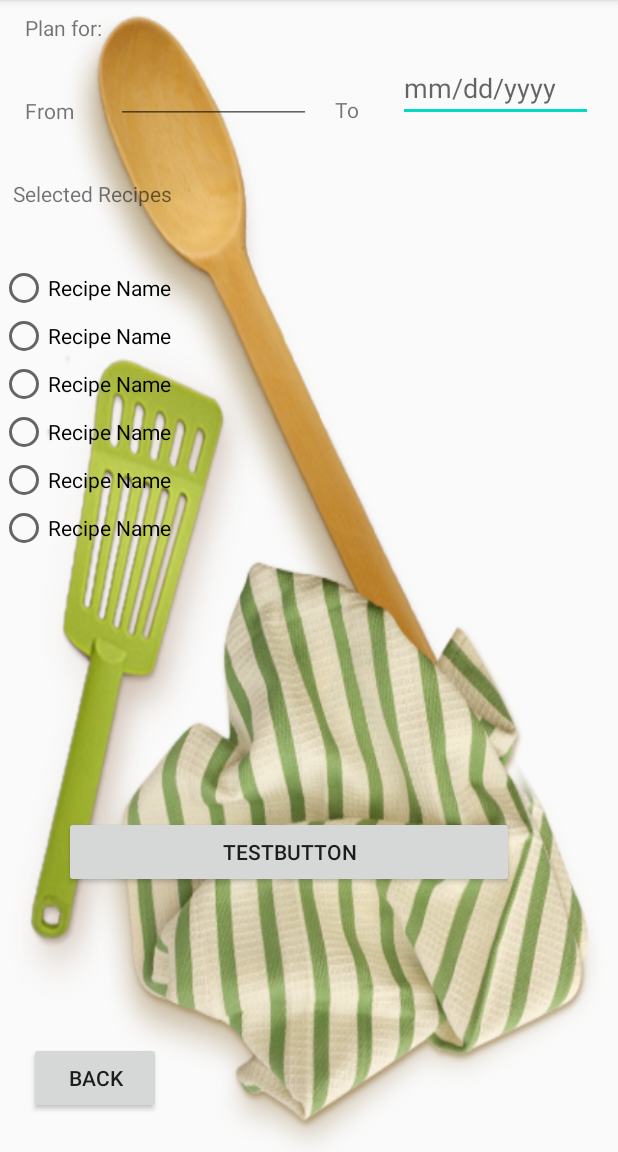
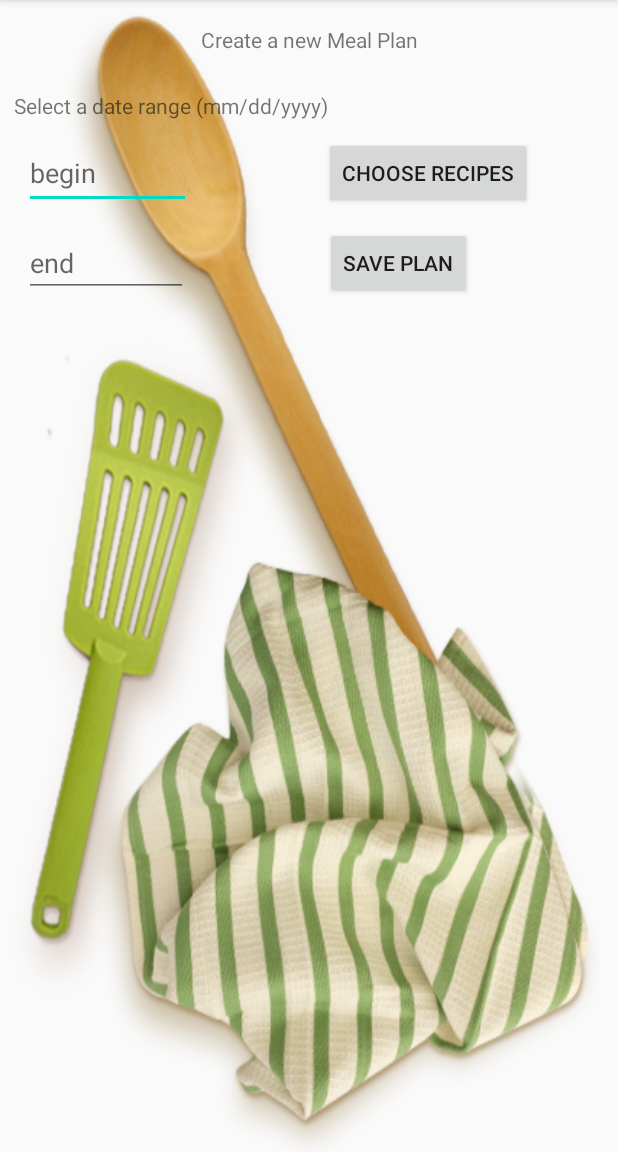
Before and after one commit to barneshn2/MealPlanner, an Android app: the Addaplan screen opened directly, with no data from a screen before it, on a phone screen of 412 x 824 dp, the part 84-1236 px from its top. Run offline under Robolectric (Android 15) with nearby library versions, the phone set to English and light mode, and no system bars.

Commit message:
- Updated addplan.xml layout

```diff
--- a/app/src/main/res/layout/addplan.xml
+++ b/app/src/main/res/layout/addplan.xml
@@ -6,141 +6,81 @@
     android:background="@drawable/app"
     android:layout_height="match_parent">
 
-    <Button
-        android:id="@+id/button3"
-        android:layout_width="300dp"
+    <TextView
+        android:id="@+id/textView2"
+        android:layout_width="wrap_content"
         android:layout_height="wrap_content"
-        android:text="@string/testbutton"
+        android:text="@string/create_a_new_meal_plan"
         app:layout_constraintBottom_toBottomOf="parent"
         app:layout_constraintEnd_toEndOf="parent"
-        app:layout_constraintHorizontal_bias="0.378"
         app:layout_constraintStart_toStartOf="parent"
-        app:layout_constraintTop_toBottomOf="@+id/radioGroup8"
-        tools:text="Generate" />
-
-    <RadioGroup
-        android:id="@+id/radioGroup8"
-        android:layout_width="0dp"
-        android:layout_height="wrap_content"
-        app:layout_constraintBottom_toTopOf="@+id/button3"
-        app:layout_constraintEnd_toEndOf="parent"
-        app:layout_constraintStart_toStartOf="parent"
-        app:layout_constraintTop_toTopOf="parent">
-
-        <RadioButton
-            android:id="@+id/radioButton"
-            android:layout_width="match_parent"
-            android:layout_height="wrap_content"
-            android:text="Recipe Name" />
-
-        <RadioButton
-            android:id="@+id/radioButton2"
-            android:layout_width="match_parent"
-            android:layout_height="wrap_content"
-            android:text="@string/recipe_name" />
-
-        <RadioButton
-            android:id="@+id/radioButton3"
-            android:layout_width="match_parent"
-            android:layout_height="wrap_content"
-            android:text="Recipe Name" />
-
-        <RadioButton
-            android:id="@+id/radioButton4"
-            android:layout_width="match_parent"
-            android:layout_height="wrap_content"
-            android:text="Recipe Name" />
-
-        <RadioButton
-            android:id="@+id/radioButton5"
-            android:layout_width="match_parent"
-            android:layout_height="wrap_content"
-            android:text="Recipe Name" />
-
-        <RadioButton
-            android:id="@+id/radioButton6"
-            android:layout_width="match_parent"
-            android:layout_height="wrap_content"
-            android:text="Recipe Name" />
-    </RadioGroup>
+        app:layout_constraintTop_toTopOf="parent"
+        app:layout_constraintVertical_bias="0.022" />
 
     <TextView
-        android:id="@+id/textView2"
-        android:layout_width="52dp"
-        android:layout_height="wrap_content"
-        android:layout_marginEnd="327dp"
-        android:text="Plan for:"
-        app:layout_constraintBottom_toTopOf="@+id/editTextDate2"
+        android:id="@+id/textView3"
+        android:layout_width="318dp"
+        android:layout_height="19dp"
+        android:text="@string/select_a_date_range_mm_dd_yyyy"
+        app:layout_constraintBottom_toBottomOf="parent"
         app:layout_constraintEnd_toEndOf="parent"
+        app:layout_constraintHorizontal_bias="0.097"
         app:layout_constraintStart_toStartOf="parent"
-        app:layout_constraintTop_toTopOf="parent" />
+        app:layout_constraintTop_toBottomOf="@+id/textView2"
+        app:layout_constraintVertical_bias="0.035" />
 
     <EditText
         android:id="@+id/editTextDate"
-        android:layout_width="130dp"
-        android:layout_height="wrap_content"
-        android:autofillHints=""
+        android:layout_width="111dp"
+        android:layout_height="48dp"
         android:ems="10"
-        android:hint="mm/dd/yyyy"
+        android:hint="@string/begin"
         android:inputType="date"
-        app:layout_constraintBottom_toTopOf="@+id/radioGroup8"
+        app:layout_constraintBottom_toBottomOf="parent"
         app:layout_constraintEnd_toEndOf="parent"
-        app:layout_constraintStart_toEndOf="@+id/textView4"
-        app:layout_constraintTop_toTopOf="parent"
-        app:layout_constraintVertical_bias="0.277" />
+        app:layout_constraintHorizontal_bias="0.053"
+        app:layout_constraintStart_toStartOf="parent"
+        app:layout_constraintTop_toBottomOf="@+id/textView3"
+        app:layout_constraintVertical_bias="0.018"
+        android:autofillHints="" />
 
     <EditText
-        android:id="@+id/editTextDate2"
-        android:layout_width="130dp"
-        android:layout_height="wrap_content"
-        android:autofillHints=""
+        android:id="@+id/editTextDate5"
+        android:layout_width="109dp"
+        android:layout_height="45dp"
         android:ems="10"
+        android:hint="@string/end"
         android:inputType="date"
-        app:layout_constraintBottom_toTopOf="@+id/textView5"
-        app:layout_constraintEnd_toStartOf="@+id/textView4"
-        app:layout_constraintStart_toEndOf="@+id/textView3"
-        app:layout_constraintTop_toTopOf="parent" />
-
-    <TextView
-        android:id="@+id/textView3"
-        android:layout_width="44dp"
-        android:layout_height="19dp"
-        android:text="From"
-        app:layout_constraintBottom_toTopOf="@+id/textView5"
-        app:layout_constraintEnd_toStartOf="@+id/editTextDate2"
+        app:layout_constraintBottom_toBottomOf="parent"
+        app:layout_constraintEnd_toEndOf="parent"
+        app:layout_constraintHorizontal_bias="0.052"
         app:layout_constraintStart_toStartOf="parent"
-        app:layout_constraintTop_toBottomOf="@+id/textView2" />
-
-    <TextView
-        android:id="@+id/textView4"
-        android:layout_width="25dp"
-        android:layout_height="wrap_content"
-        android:text="To"
-        app:layout_constraintBottom_toTopOf="@+id/radioGroup8"
-        app:layout_constraintEnd_toStartOf="@+id/editTextDate"
-        app:layout_constraintStart_toEndOf="@+id/editTextDate2"
-        app:layout_constraintTop_toTopOf="parent"
-        app:layout_constraintVertical_bias="0.406" />
-
-    <TextView
-        android:id="@+id/textView5"
-        android:layout_width="108dp"
-        android:layout_height="wrap_content"
-        android:layout_marginEnd="287dp"
-        android:text="@string/selected_recipes"
-        app:layout_constraintBottom_toTopOf="@+id/radioGroup8"
-        app:layout_constraintEnd_toEndOf="parent"
-        app:layout_constraintStart_toStartOf="parent"
-        app:layout_constraintTop_toBottomOf="@+id/editTextDate2" />
+        app:layout_constraintTop_toBottomOf="@+id/editTextDate"
+        app:layout_constraintVertical_bias="0.023"
+        android:autofillHints="" />
 
     <Button
-        android:id="@+id/Bck"
+        android:id="@+id/button9"
         android:layout_width="wrap_content"
         android:layout_height="wrap_content"
-        android:layout_marginStart="19dp"
-        android:layout_marginBottom="25dp"
-        android:onClick="backbtn"
-        android:text="Back"
+        android:text="@string/choose_recipes"
         app:layout_constraintBottom_toBottomOf="parent"
-        app:layout_constraintStart_toStartOf="parent" />
+        app:layout_constraintEnd_toEndOf="parent"
+        app:layout_constraintHorizontal_bias="0.609"
+        app:layout_constraintStart_toEndOf="@+id/editTextDate"
+        app:layout_constraintTop_toBottomOf="@+id/textView3"
+        app:layout_constraintVertical_bias="0.018" />
+
+    <Button
+        android:id="@+id/button11"
+        android:layout_width="wrap_content"
+        android:layout_height="wrap_content"
+        android:text="@string/save_plan"
+        app:layout_constraintBottom_toBottomOf="parent"
+        app:layout_constraintEnd_toEndOf="parent"
+        app:layout_constraintHorizontal_bias="0.484"
+        app:layout_constraintStart_toEndOf="@+id/editTextDate5"
+        app:layout_constraintTop_toBottomOf="@+id/button9"
+        app:layout_constraintVertical_bias="0.021" />
+
 </androidx.constraintlayout.widget.ConstraintLayout>
--- a/app/src/main/res/values/strings.xml
+++ b/app/src/main/res/values/strings.xml
@@ -8,5 +8,11 @@
     <string name="delete_a_plan">Delete a plan</string>
     <string name="recipe_name">Recipe Name</string>
     <string name="selected_recipes">Selected Recipes</string>
+    <string name="create_a_new_meal_plan">Create a new Meal Plan</string>
+    <string name="select_a_date_range_mm_dd_yyyy">Select a date range (mm/dd/yyyy)</string>
+    <string name="begin">begin</string>
+    <string name="end">end</string>
+    <string name="choose_recipes">Choose recipes</string>
+    <string name="save_plan">Save Plan</string>
 
 </resources>
```
Also changed, not shown: 34 other files.
